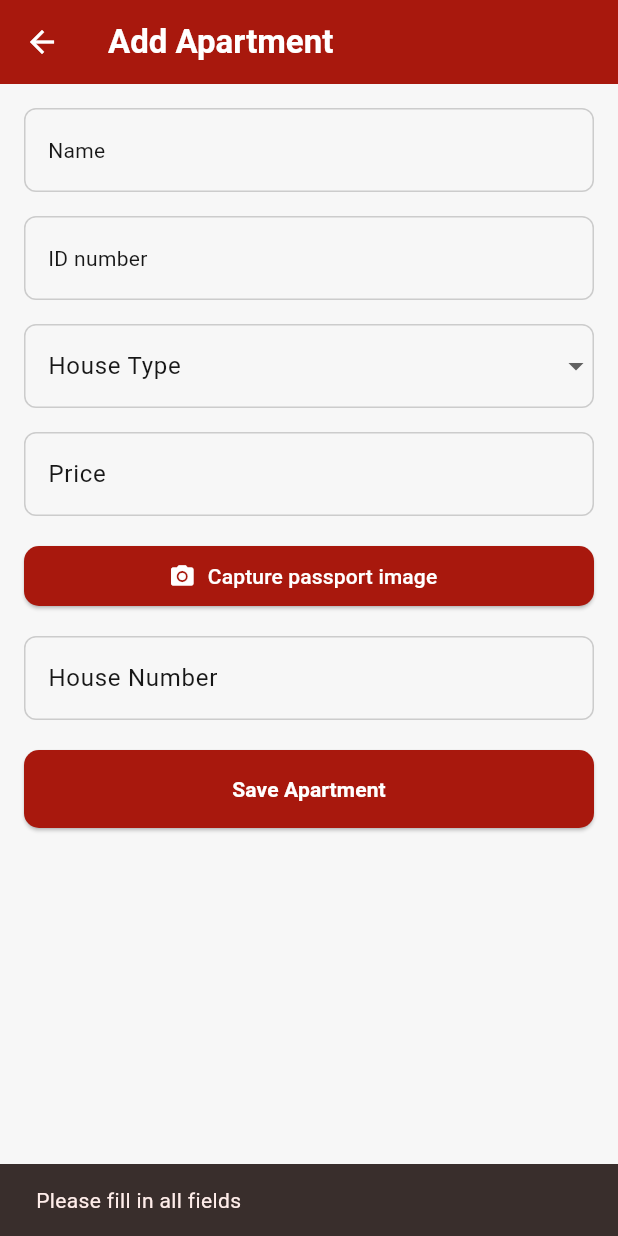
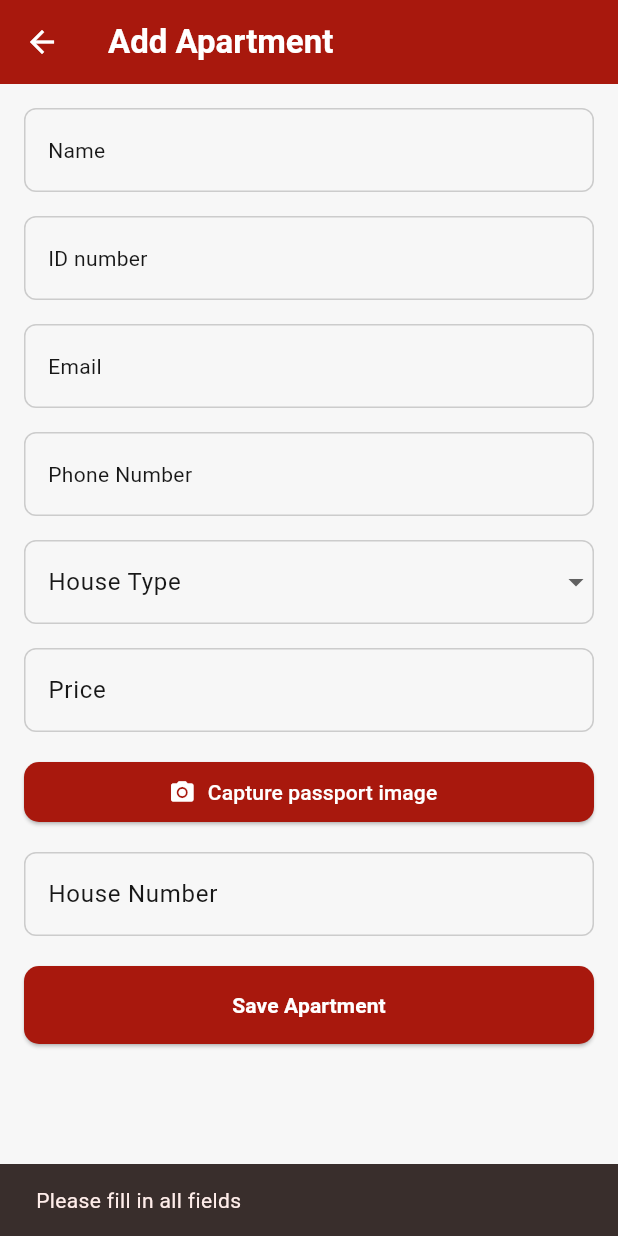
Before and after one commit to carlkiptoo/Apartment-Management, a Flutter app: the AddApartmentScreen screen opened directly, after a tap on "Save Apartment", on a phone screen of 412 x 824 dp. Run offline on Flutter 3.47's test engine with Material 3 defaults, Android fonts, the phone set to English and light mode, and no system bars; our stand-ins replace image_picker, shared_preferences, sqflite; accounts and stored records are empty.

Commit message:
Adding tenant & credential sending

```diff
--- a/lib/screens/add_apartment.dart
+++ b/lib/screens/add_apartment.dart
@@ -1,5 +1,7 @@
+import 'dart:convert';
+
 import 'package:flutter/material.dart';
-import '../database/db_helper.dart';
+import 'package:http/http.dart' as http;
 import '../theme/app_colors.dart';
 import 'package:image_picker/image_picker.dart';
 import 'dart:io';
@@ -23,6 +25,8 @@ class _AddApartmentScreenState extends State<AddApartmentScreen> {
   String? _selectedHouseType;
 
   final _nameController = TextEditingController();
+  final _emailController = TextEditingController();
+  final _phoneController = TextEditingController();
   final _idNumberController = TextEditingController();
   final _houseTypeController = TextEditingController();
   final _priceController = TextEditingController();
@@ -45,15 +49,19 @@ class _AddApartmentScreenState extends State<AddApartmentScreen> {
   Future<void> _submitApartment() async {
     final name = _nameController.text.trim();
     final idNumber = _idNumberController.text.trim();
+    final email = _emailController.text.trim();
+    final phone = _phoneController.text.trim();
     late String houseType = _houseTypeController.text.trim();
-    final houseNumber = _houseNumberController.text.trim();
+    final unitNumber = _houseNumberController.text.trim();
     final priceText = _priceController.text.trim();
 
     //Validation
     if (name.isEmpty ||
         idNumber.isEmpty ||
+        email.isEmpty ||
+        phone.isEmpty ||
         priceText.isEmpty ||
-        houseNumber.isEmpty ||
+        unitNumber.isEmpty ||
         _selectedHouseType == null ||
         _passportImage == null
     ) {
@@ -72,36 +80,64 @@ class _AddApartmentScreenState extends State<AddApartmentScreen> {
       return;
     }
 
+    setState(() {
+      _loading = true;
+    });
+
     final apartment = {
       "name": _nameController.text,
       "idNumber": _idNumberController.text,
+      "email": _emailController.text,
+      "phone": _phoneController.text,
       "houseType": _selectedHouseType,
-      "houseNumber": _houseNumberController.text,
+      "unitNumber": _houseNumberController.text,
       "price": double.tryParse(_priceController.text) ?? 0.0,
       "passportImage": _passportImage!.path,
     };
-    setState(() {
-      _loading = true;
-    });
+
     try {
-      await DBHelper().insertApartment(apartment);
+
+      const url = 'http://192.168.100.6:5000/api/tenants/register';
+
+      final response = await http.post(
+        Uri.parse(url),
+        headers: {"Content-Type": "application/json"},
+        body: json.encode(apartment)
+      );
+
+      if (response.statusCode == 201) {
+        final resBody = json.decode(response.body);
+        final password = resBody['password'];
+
         ScaffoldMessenger.of(context).showSnackBar(
-        const SnackBar(content: Text('Apartment Saved Successfully')),
+          SnackBar(content: Text('Tenant created successfully. Password $password'),
+          ),
         );
         Navigator.pop(context, true);
         _nameController.clear();
+        _emailController.clear();
+        _phoneController.clear();
         _idNumberController.clear();
         _houseTypeController.clear();
         _houseNumberController.clear();
         _priceController.clear();
-      setState(() {
-        _selectedHouseType = null;
-        _passportImage = null;
-      });
+      } else {
+        final resBody = json.decode(response.body);
+        final errMessage = resBody['message'] ?? 'Something went wrong';
+
+        ScaffoldMessenger.of(context).showSnackBar(
+          SnackBar(content: Text('Error: $errMessage'),
+          backgroundColor: Colors.red,
+          ),
+        );
+      }
     } catch (e) {
       ScaffoldMessenger.of(
         context,
-      ).showSnackBar(SnackBar(content: Text('Error saving: $e')));
+      ).showSnackBar(SnackBar(content: Text('Error saving: $e'),
+      backgroundColor: Colors.red,
+      ),
+      );
       print('Error $e');
     } finally {
       setState(() => _loading = false);
@@ -148,6 +184,42 @@ class _AddApartmentScreenState extends State<AddApartmentScreen> {
                   borderSide: BorderSide(color: Color(0xFFCCCCCC)),
                   borderRadius: BorderRadius.circular(8),
                 ),
+              ),
+            ),
+            const SizedBox(height: 16),
+
+            TextField(
+              controller: _emailController,
+              keyboardType: TextInputType.emailAddress,
+              decoration: InputDecoration(
+                labelText: 'Email',
+                labelStyle: Theme.of(context).textTheme.bodyMedium,
+                focusedBorder: OutlineInputBorder(
+                  borderSide: BorderSide(color: Theme.of(context).primaryColor),
+                  borderRadius: BorderRadius.circular(8),
+                ),
+                enabledBorder: OutlineInputBorder(
+                  borderSide: BorderSide(color: Color(0xFFCCCCCC)),
+                  borderRadius: BorderRadius.circular(8),
+              ),
+            ),
+            ),
+            const SizedBox(height: 16),
+
+            TextField(
+              controller: _phoneController,
+              keyboardType: TextInputType.phone,
+              decoration: InputDecoration(
+                labelText: 'Phone Number',
+                labelStyle: Theme.of(context).textTheme.bodyMedium,
+                focusedBorder: OutlineInputBorder(
+                  borderSide: BorderSide(color: Theme.of(context).primaryColor),
+                  borderRadius: BorderRadius.circular(8),
+                ),
+                enabledBorder: OutlineInputBorder(
+                  borderSide: BorderSide(color: Color(0xFFCCCCCC)),
+                  borderRadius: BorderRadius.circular(8),
+                )
               ),
             ),
             const SizedBox(height: 16),
@@ -210,6 +282,7 @@ class _AddApartmentScreenState extends State<AddApartmentScreen> {
               ),
             ),
             const SizedBox(height: 16),
+
             if (_passportImage != null)
               Image.file(
                 _passportImage!,
```
Lines whose indentation alone changed are shown as unchanged.
